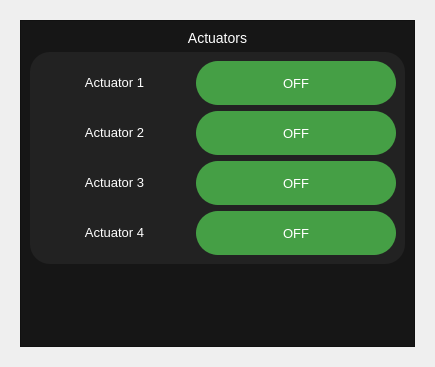
Above: control_panel_section_widgets/actuators.ui from itumtalaiteam/Denizalti before the change. Below: the same form after it.
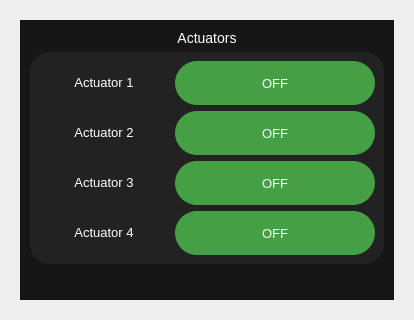
That is the form after the change.

```diff
--- a/control_panel_section_widgets/actuators.ui
+++ b/control_panel_section_widgets/actuators.ui
@@ -6,8 +6,8 @@
    <rect>
     <x>0</x>
     <y>0</y>
-    <width>435</width>
-    <height>367</height>
+    <width>414</width>
+    <height>320</height>
    </rect>
   </property>
   <property name="windowTitle">
@@ -33,6 +33,12 @@
         <layout class="QVBoxLayout" name="verticalLayout_2">
          <item>
           <widget class="QLabel" name="label_actuators">
+           <property name="sizePolicy">
+            <sizepolicy hsizetype="Preferred" vsizetype="Fixed">
+             <horstretch>0</horstretch>
+             <verstretch>0</verstretch>
+            </sizepolicy>
+           </property>
            <property name="styleSheet">
             <string notr="true">color:White;
 font-size: 14px;</string>
```
